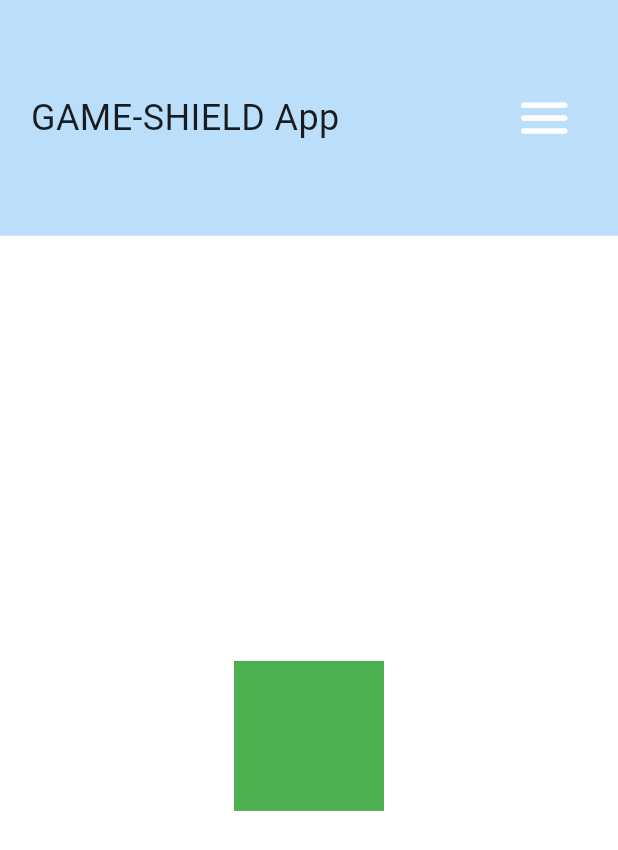
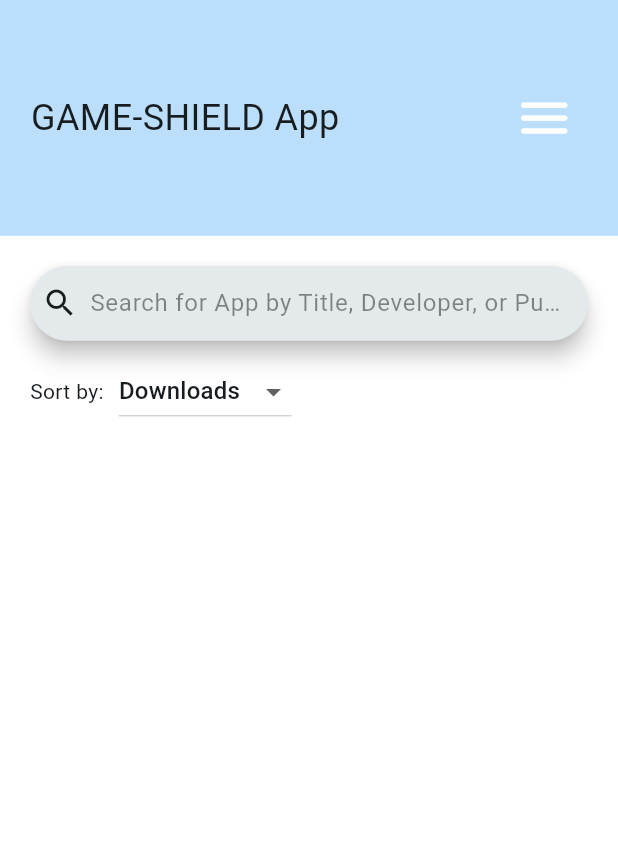
Before and after one commit to ineedferrets/flutter_app_repo, a Flutter app: the screen it shows after launch, on a phone screen of 412 x 824 dp. Shown: the top 850 px of the screen. Run offline on Flutter 3.47's test engine with Material 3 defaults, Android fonts, the phone set to English and light mode, and no system bars; Roboto replaces fonts that are missing (Gothic A1).

Commit message:
Added non-functional search bar and sort by widgets.

```diff
--- a/lib/views/home_view.dart
+++ b/lib/home_page.dart
@@ -1,15 +1,20 @@
 import 'package:flutter/material.dart';
+
 import 'package:test_application/widgets/mainheader/desktop_header.dart';
 import 'package:test_application/widgets/mainheader/mobile_header.dart';
 import 'package:test_application/widgets/mainheader/nav_bar.dart';
+
 import 'package:test_application/views/content_view.dart';
+import 'package:test_application/views/app_search_content.dart';
+import 'package:test_application/views/contact_content.dart';
+import 'package:test_application/views/about_content.dart';
 
-class HomeView extends StatefulWidget {
+class HomePage extends StatefulWidget {
   @override
-  _HomeViewState createState() => _HomeViewState();
+  _HomePageState createState() => _HomePageState();
 }
 
-class _HomeViewState extends State<HomeView> with SingleTickerProviderStateMixin {
+class _HomePageState extends State<HomePage> with SingleTickerProviderStateMixin {
   var scaffoldKey = GlobalKey<ScaffoldState>();
 
   late TabController tabController;
@@ -18,15 +23,15 @@ class _HomeViewState extends State<HomeView> with SingleTickerProviderStateMixin
   List<ContentView> contentViews = [
     ContentView(
       tab: const NavBarItem(title: 'Home'),
-      content: Center(child: Container(color: Colors.green, width: 100, height: 100))
-    ),
+      content: AppSearchContent()
+      ),
     ContentView(
       tab: const NavBarItem(title: 'About'),
-      content: Center(child: Container(color: Colors.blue, width: 100, height: 100))
+      content: const AboutContent()
     ),
     ContentView(
       tab: const NavBarItem(title: 'Contact'),
-      content: Center(child: Container(color: Colors.red, width: 100, height: 100))
+      content: const ContactContent()
     ),
   ];
 
--- a/lib/main.dart
+++ b/lib/main.dart
@@ -1,5 +1,5 @@
 import 'package:flutter/material.dart';
-import 'package:test_application/views/home_view.dart';
+import 'package:test_application/home_page.dart';
 
 void main() {
   runApp(const MyApp());
@@ -18,7 +18,7 @@ class MyApp extends StatelessWidget {
         colorScheme: ColorScheme.fromSeed(seedColor: Colors.blueGrey),
         fontFamily: 'Gothic A1',
       ),
-      home: HomeView(),
+      home: HomePage(),
     );
   }
 }
--- /dev/null
+++ b/lib/views/app_search_content.dart
@@ -0,0 +1,93 @@
+import 'package:flutter/material.dart';
+
+class AppSearchContent extends StatefulWidget {
+
+  const AppSearchContent({super.key});
+
+  @override
+  _AppSearchContent createState() => _AppSearchContent();
+}
+
+class _AppSearchContent extends State<AppSearchContent> {
+
+  late TextEditingController _searchController;
+
+  final List<String> _sortByList = <String>['Downloads', 'Rating', 'Alphabetical'];
+  late List<DropdownMenuItem<String>> _sortByItems = [];
+  late String dropdownValue = _sortByList.first;
+
+  @override
+  void initState() {
+    super.initState();
+    _searchController = TextEditingController();
+
+    _sortByItems = _sortByList.map<DropdownMenuItem<String>>(
+    (String value) {
+      return DropdownMenuItem<String>(
+        value: value,
+        child: Text(value)
+      );
+    }).toList();
+  }
+
+  @override
+  void dispose() {
+    _searchController.dispose();
+    super.dispose();
+  }
+
+  @override
+  Widget build(BuildContext context) {
+    return Flexible(
+      child: Padding(
+        padding: const EdgeInsets.only(top: 20.0, left: 20.0, right: 20.0),
+        child: Column(
+          mainAxisAlignment: MainAxisAlignment.start,
+          crossAxisAlignment: CrossAxisAlignment.center,
+          children: [
+            SearchBar(
+              constraints: BoxConstraints.expand(width: MediaQuery.of(context).size.width, height: 50),
+              leading: const Icon(Icons.search),
+              hintText: 'Search for App by Title, Developer, or Publisher',
+              hintStyle: MaterialStateProperty.all(const TextStyle(color: Colors.black45)),
+              controller: _searchController,
+              onChanged: _onSearchBarChanged,
+              onSubmitted: _onSearchBarSubmit,
+            ),
+            Padding(
+              padding: const EdgeInsets.symmetric(vertical: 10.0),
+              child: Row(
+                mainAxisAlignment: MainAxisAlignment.start,
+                children: [
+                  const Text("Sort by:"),
+                  const SizedBox(width: 10, height: 10),
+                  DropdownButton<String>(
+                    value: dropdownValue,
+                    items: _sortByItems,
+                    onChanged: _onSortByChanged
+                  ),
+                ],
+              ),
+            )
+          ]
+        ),
+      ),
+    );
+  }
+
+  void _onSearchBarChanged(String value)
+  {
+    // Update results shown on change.
+  }
+
+  void _onSearchBarSubmit(String value)
+  {
+    // Update results shown on change.
+  }
+
+  void _onSortByChanged(String? value)
+  {
+    // Update results shown on change.
+    setState(() {dropdownValue = value!;});
+  }
+}
--- a/pubspec.yaml
+++ b/pubspec.yaml
@@ -30,6 +30,7 @@ environment:
 dependencies:
   flutter:
     sdk: flutter
+  material_floating_search_bar: 0.3.7
 
 
   # The following adds the Cupertino Icons font to your application.
```
Also changed, not shown: lib/views/about_content.dart (added, +17 -0 lines), lib/views/contact_content.dart (added, +17 -0 lines), lib/widgets/mainheader/search_bar.dart (deleted, +0 -21 lines), pubspec.lock.
